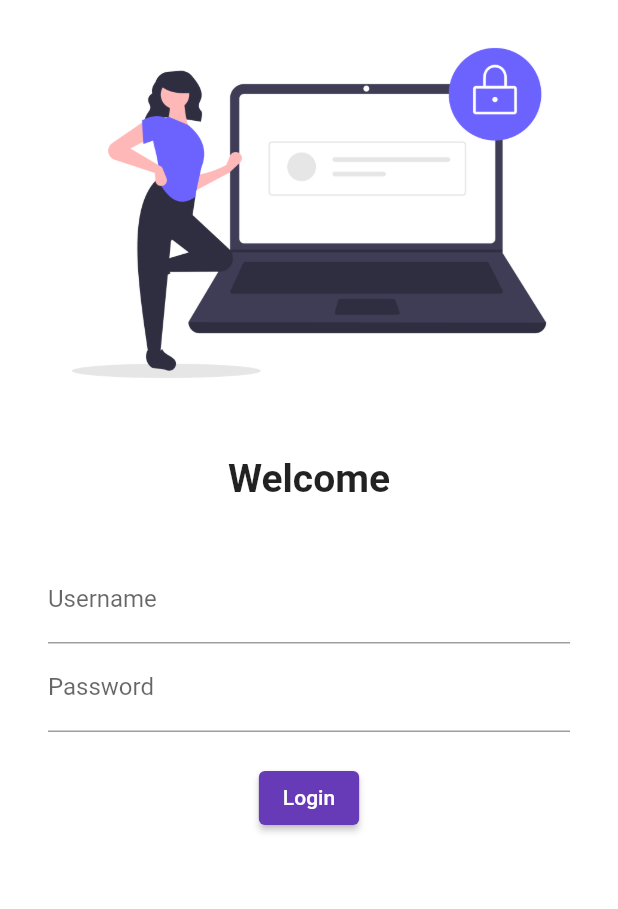
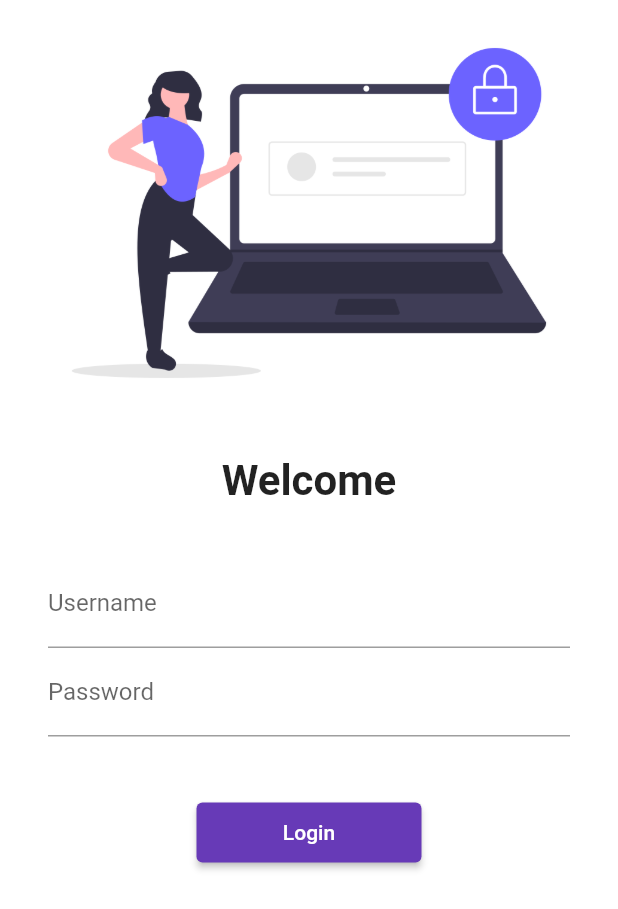
Before and after one commit to Shrestha-Nr-Sinha/Catalog, a Flutter app: the screen it shows after launch, on a phone screen of 412 x 824 dp. Shown: the top 909 px of the screen. Run offline on Flutter 3.47's test engine with Material 2 defaults, Android fonts, the phone set to English and light mode, and no system bars.

Commit message:
Day 5 completed

```diff
--- a/lib/main.dart
+++ b/lib/main.dart
@@ -1,5 +1,6 @@
 import 'package:flutter/material.dart';
 import 'package:flutter_catalog/pages/login_page.dart';
+import 'package:flutter_catalog/utils/routes.dart';
 //import 'package:google_fonts/google_fonts.dart';
 import 'pages/home_page.dart';
 
@@ -16,14 +17,15 @@ class MyApp extends StatelessWidget {
         primarySwatch: Colors.deepPurple,
         //fontFamily: GoogleFonts.lato().fontFamily,
       ),
+      debugShowCheckedModeBanner: false,
       darkTheme: ThemeData(
         brightness: Brightness.dark,
       ),
       initialRoute: "/login", //otherwise "/" is default initial
       routes: {
         "/": (context) => LoginPage(),
-        "/home": (context) => HomePage(),
-        "/login": (context) => LoginPage(),
+        MyRoutes.homeRoute: (context) => HomePage(),
+        MyRoutes.loginRoute: (context) => LoginPage(),
       },
     );
   }
--- a/lib/pages/login_page.dart
+++ b/lib/pages/login_page.dart
@@ -1,4 +1,6 @@
 import 'package:flutter/material.dart';
+
+import '../utils/routes.dart';
 
 class LoginPage extends StatelessWidget {
   const LoginPage({super.key});
@@ -7,6 +9,7 @@ class LoginPage extends StatelessWidget {
   Widget build(BuildContext context) {
     return Material(
         color: Colors.white,
+        child: SingleChildScrollView(
           child: Column(
             children: [
               Image.asset(
@@ -18,15 +21,15 @@ class LoginPage extends StatelessWidget {
               ),
               Text("Welcome",
                   style: TextStyle(
-                  fontSize: 26,
+                    fontSize: 28,
                     fontWeight: FontWeight.bold,
                   )),
               SizedBox(
                 height: 20.0,
               ),
               Padding(
-              padding:
-                  const EdgeInsets.symmetric(vertical: 16.0, horizontal: 32.0),
+                padding: const EdgeInsets.symmetric(
+                    vertical: 16.0, horizontal: 32.0),
                 child: Column(
                   children: [
                     TextFormField(
@@ -43,19 +46,20 @@ class LoginPage extends StatelessWidget {
                       ),
                     ),
                     SizedBox(
-                    height: 20.0,
+                      height: 40.0,
                     ),
                     ElevatedButton(
                       child: Text("Login"),
-                    style: TextButton.styleFrom(),
+                      style: TextButton.styleFrom(minimumSize: Size(150, 40)),
                       onPressed: () {
-                      print("Hi user!");
+                        Navigator.pushNamed(context, MyRoutes.homeRoute);
                       },
                     )
                   ],
                 ),
               )
             ],
+          ),
         ));
   }
 }
--- /dev/null
+++ b/lib/utils/routes.dart
@@ -0,0 +1,4 @@
+class MyRoutes {
+  static String loginRoute = "/login";
+  static String homeRoute = "/home";
+}
```
Lines whose indentation alone changed are shown as unchanged.
